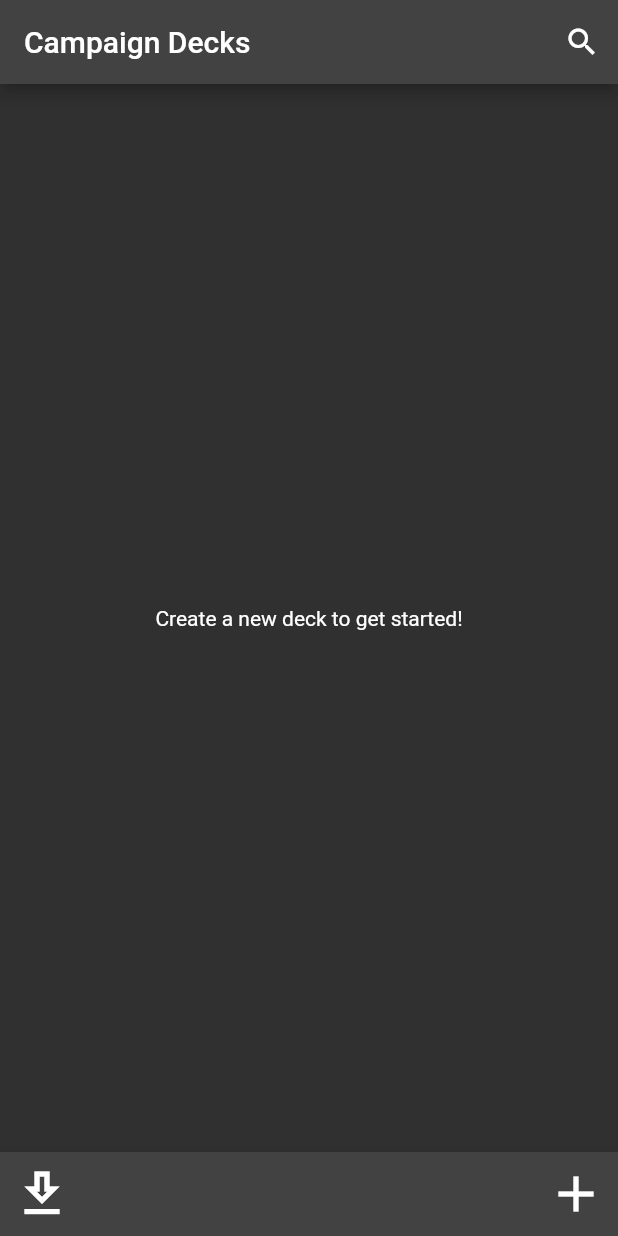
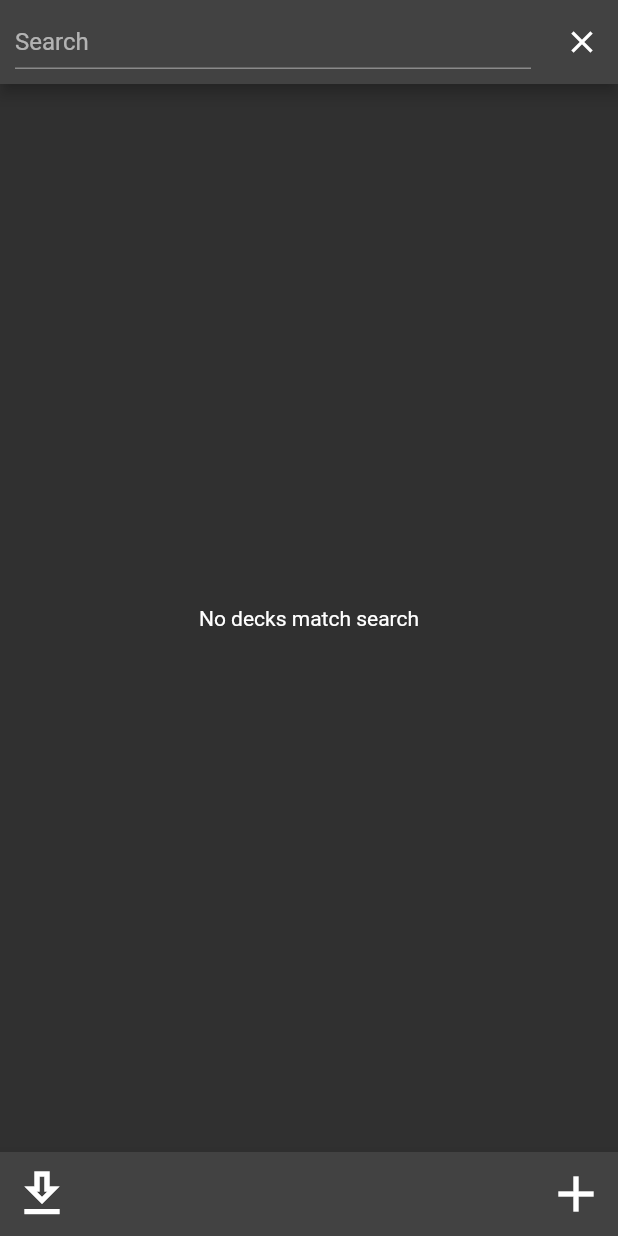
Before and after one commit to HerbGlitch/flutter-dashboard, a Flutter app: the screen it shows after launch, after a tap on the "search" icon, on a phone screen of 412 x 824 dp. Run offline on Flutter 3.47's test engine with Material 2 defaults, Android fonts, the phone set to English and light mode, and no system bars; our stand-ins replace file_picker.

Commit message:
searching works on dashboard

```diff
--- a/lib/dashboard.dart
+++ b/lib/dashboard.dart
@@ -15,6 +15,9 @@ class Dashboard extends StatefulWidget {
 
 class DashboardState extends State<Dashboard> {
     List<Deck> decks = <Deck>[];
+    List<Deck> filteredDecks = <Deck>[];
+    TextEditingController search = TextEditingController();
+    bool searching = false;
     String imgRoot = "";
 
     @override
@@ -52,6 +55,9 @@ class DashboardState extends State<Dashboard> {
             deck.image = '${deck.title}_thumbnail.${deck.image.split('.').last}';
         }
 
+        imageCache.clear();
+        imageCache.clearLiveImages();
+
         setState((){ decks.add(deck); });
         writeDecks();
 
@@ -69,6 +75,9 @@ class DashboardState extends State<Dashboard> {
             copyImgFile(deck.image, '${deck.title}_thumbnail.${deck.image.split('.').last}');
             deck.image = '${deck.title}_thumbnail.${deck.image.split('.').last}';
         }
+
+        imageCache.clear();
+        imageCache.clearLiveImages();
 
         int deckIndex = decks.indexOf(old);
         setState((){ decks[deckIndex] = deck; });
@@ -93,14 +102,54 @@ class DashboardState extends State<Dashboard> {
             appBar: AppBar(
                 title: const Text('Campaign Decks'),
                 actions: <Widget>[
-                    IconButton(
-                        icon: const Icon(Icons.search_outlined),
-                        tooltip: 'Search (not working currently)',
-                        onPressed: (){},
-                    ),
+                    if(searching) ...[
+                        Flexible(
+                            child: Padding(
+                                padding: const EdgeInsets.symmetric(horizontal: 10.0, vertical: 10.0),
+                                child: TextField(
+                                    decoration: const InputDecoration(
+                                        border: UnderlineInputBorder(),
+                                        floatingLabelBehavior: FloatingLabelBehavior.never,
+                                        labelText: 'Search',
+                                    ),
+                                    controller: search,
+                                    onChanged: (String value) async {
+                                        if(value != ""){
+                                            setState((){ filteredDecks = decks.where((deck) => deck.title.toLowerCase().contains(value.toLowerCase())).toList(); });
+                                        }
+                                        else {
+                                            setState((){ filteredDecks = decks; });
+                                        }
+                                    },
+                                ),
+                            ),
+                        ),
+                        IconButton(
+                            icon: const Icon(Icons.close_outlined),
+                            onPressed: (){
+                                search.clear();
+                                setState((){ searching = false; });
+                            },
+                        ),
+
+                    ]
+                    else ...[
+                        IconButton(
+                            icon: const Icon(Icons.search_outlined),
+                            tooltip: 'Search',
+                            onPressed: (){
+                                setState((){
+                                    searching = true;
+                                    filteredDecks = decks;
+                                });
+                            },
+                        ),
+                    ],
                 ],
             ),
-            body: (decks.isEmpty)? const Center(child: Text('Create a new deck to get started!')) : DashboardDecks(decks, editDeck, deleteDeck, imgRoot),
+            body: searching?
+                (filteredDecks.isEmpty? const Center(child: Text('No decks match search')) : DashboardDecks(filteredDecks, editDeck, deleteDeck, imgRoot)) :
+                (decks.isEmpty? const Center(child: Text('Create a new deck to get started!')) : DashboardDecks(decks, editDeck, deleteDeck, imgRoot)),
             bottomNavigationBar: DashboardBottomBar(createDeck, deleteDeck),
         );
     }
--- a/lib/edit_deck.dart
+++ b/lib/edit_deck.dart
@@ -53,8 +53,6 @@ class EditDeckState extends State<EditDeck> {
     bool editDeck(){
         String titleStr       = title.text;
         String descriptionStr = description.text;
-
-        print(imgPath);
 
         Deck deck = Deck.fromData(titleStr, imgPath, descriptionStr, localImage);
         return widget.editDeck(widget.deck, deck);
```
